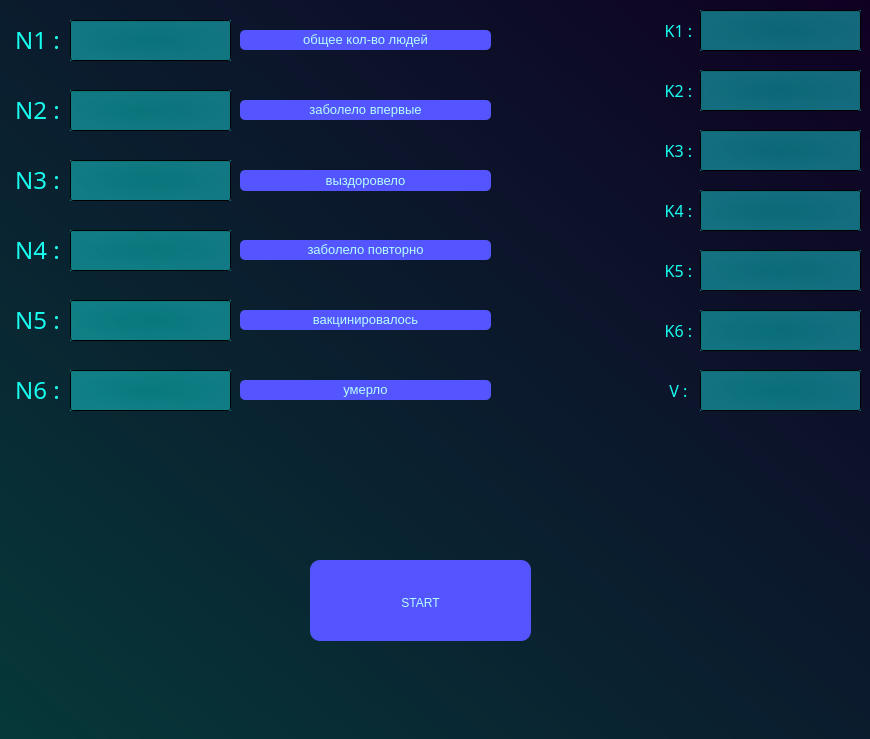
Before: the Qt Designer form window.ui in V-L-A-P-P/EpidemicSimulation, drawn with Qt 5.
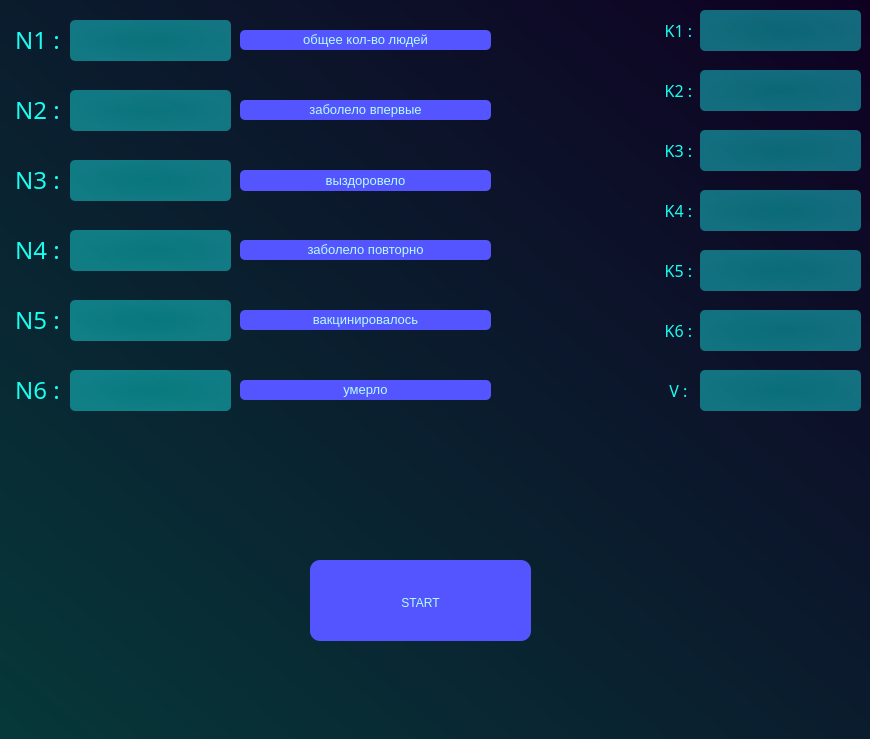
After: the same form once the commit is applied.

```diff
--- a/window.ui
+++ b/window.ui
@@ -73,7 +73,9 @@
     </property>
     <property name="styleSheet">
      <string notr="true">background-color: qradialgradient(spread:pad, cx:0.5, cy:0.5, radius:0.5, fx:0.5, fy:0.5, stop:0 rgba(7, 248, 240, 102), stop:1 rgba(27, 255, 255, 104));
-font: 14pt &quot;MS Shell Dlg 2&quot;;</string>
+font: 14pt &quot;MS Shell Dlg 2&quot;;
+color: rgb(0, 255, 255);
+border-radius: 5px</string>
     </property>
     <property name="text">
      <string/>
@@ -129,15 +131,21 @@
     </property>
     <property name="font">
      <font>
-      <family>Bahnschrift SemiLight</family>
-      <pointsize>16</pointsize>
+      <family>MS Shell Dlg 2</family>
+      <pointsize>14</pointsize>
+      <weight>50</weight>
+      <italic>false</italic>
+      <bold>false</bold>
      </font>
     </property>
     <property name="toolTip">
      <string>&lt;html&gt;&lt;head/&gt;&lt;body&gt;&lt;p align=&quot;center&quot;&gt;&lt;br/&gt;&lt;/p&gt;&lt;/body&gt;&lt;/html&gt;</string>
     </property>
     <property name="styleSheet">
-     <string notr="true">background-color: qradialgradient(spread:pad, cx:0.5, cy:0.5, radius:0.5, fx:0.5, fy:0.5, stop:0 rgba(7, 248, 240, 102), stop:1 rgba(27, 255, 255, 104));</string>
+     <string notr="true">background-color: qradialgradient(spread:pad, cx:0.5, cy:0.5, radius:0.5, fx:0.5, fy:0.5, stop:0 rgba(7, 248, 240, 102), stop:1 rgba(27, 255, 255, 104));
+font: 14pt &quot;MS Shell Dlg 2&quot;;
+color: rgb(0, 255, 255);
+border-radius: 5px</string>
     </property>
     <property name="text">
      <string/>
@@ -337,7 +345,9 @@
     </property>
     <property name="styleSheet">
      <string notr="true">background-color: qradialgradient(spread:pad, cx:0.5, cy:0.5, radius:0.5, fx:0.5, fy:0.5, stop:0 rgba(7, 248, 240, 102), stop:1 rgba(27, 255, 255, 104));
-font: 14pt &quot;MS Shell Dlg 2&quot;;</string>
+font: 14pt &quot;MS Shell Dlg 2&quot;;
+color: rgb(0, 255, 255);
+border-radius: 5px</string>
     </property>
     <property name="text">
      <string/>
@@ -372,7 +382,9 @@
     </property>
     <property name="styleSheet">
      <string notr="true">background-color: qradialgradient(spread:pad, cx:0.5, cy:0.5, radius:0.5, fx:0.5, fy:0.5, stop:0 rgba(7, 248, 240, 102), stop:1 rgba(27, 255, 255, 104));
-font: 14pt &quot;MS Shell Dlg 2&quot;;</string>
+font: 14pt &quot;MS Shell Dlg 2&quot;;
+color: rgb(0, 255, 255);
+border-radius: 5px</string>
     </property>
     <property name="text">
      <string/>
@@ -407,7 +419,9 @@
     </property>
     <property name="styleSheet">
      <string notr="true">background-color: qradialgradient(spread:pad, cx:0.5, cy:0.5, radius:0.5, fx:0.5, fy:0.5, stop:0 rgba(7, 248, 240, 102), stop:1 rgba(27, 255, 255, 104));
-font: 14pt &quot;MS Shell Dlg 2&quot;;</string>
+font: 14pt &quot;MS Shell Dlg 2&quot;;
+color: rgb(0, 255, 255);
+border-radius: 5px</string>
     </property>
     <property name="text">
      <string/>
@@ -442,7 +456,10 @@
     </property>
     <property name="styleSheet">
      <string notr="true">background-color: qradialgradient(spread:pad, cx:0.5, cy:0.5, radius:0.5, fx:0.5, fy:0.5, stop:0 rgba(7, 248, 240, 102), stop:1 rgba(27, 255, 255, 104));
-font: 14pt &quot;MS Shell Dlg 2&quot;;</string>
+font: 14pt &quot;MS Shell Dlg 2&quot;;
+color: rgb(0, 255, 255);
+border-radius: 5px
+</string>
     </property>
     <property name="text">
      <string/>
@@ -477,7 +494,9 @@
     </property>
     <property name="styleSheet">
      <string notr="true">background-color: qradialgradient(spread:pad, cx:0.5, cy:0.5, radius:0.5, fx:0.5, fy:0.5, stop:0 rgba(7, 248, 240, 102), stop:1 rgba(27, 255, 255, 104));
-font: 14pt &quot;MS Shell Dlg 2&quot;;</string>
+font: 14pt &quot;MS Shell Dlg 2&quot;;
+color: rgb(0, 255, 255);
+border-radius: 5px</string>
     </property>
     <property name="text">
      <string/>
@@ -611,7 +630,9 @@
     </property>
     <property name="styleSheet">
      <string notr="true">background-color: qradialgradient(spread:pad, cx:0.5, cy:0.5, radius:0.5, fx:0.5, fy:0.5, stop:0 rgba(7, 248, 240, 102), stop:1 rgba(27, 255, 255, 104));
-font: 14pt &quot;MS Shell Dlg 2&quot;;</string>
+font: 14pt &quot;MS Shell Dlg 2&quot;;
+color: rgb(0, 255, 255);
+border-radius: 5px</string>
     </property>
     <property name="text">
      <string/>
@@ -646,7 +667,9 @@
     </property>
     <property name="styleSheet">
      <string notr="true">background-color: qradialgradient(spread:pad, cx:0.5, cy:0.5, radius:0.5, fx:0.5, fy:0.5, stop:0 rgba(7, 248, 240, 102), stop:1 rgba(27, 255, 255, 104));
-font: 14pt &quot;MS Shell Dlg 2&quot;;</string>
+font: 14pt &quot;MS Shell Dlg 2&quot;;
+color: rgb(0, 255, 255);
+border-radius:5px</string>
     </property>
     <property name="text">
      <string/>
@@ -714,9 +737,9 @@
     </property>
     <property name="styleSheet">
      <string notr="true">background-color: qradialgradient(spread:pad, cx:0.5, cy:0.5, radius:0.5, fx:0.5, fy:0.5, stop:0 rgba(7, 248, 240, 102), stop:1 rgba(27, 255, 255, 104));
-color: rgb(167, 248, 255);
-border-color: rgb(255, 255, 255);
-font: 14pt &quot;MS Shell Dlg 2&quot;;</string>
+font: 14pt &quot;MS Shell Dlg 2&quot;;
+color: rgb(0, 255, 255);
+border-radius:5px</string>
     </property>
     <property name="text">
      <string/>
@@ -754,7 +777,10 @@
     </property>
     <property name="styleSheet">
      <string notr="true">background-color: qradialgradient(spread:pad, cx:0.5, cy:0.5, radius:0.5, fx:0.5, fy:0.5, stop:0 rgba(7, 248, 240, 102), stop:1 rgba(27, 255, 255, 104));
-font: 14pt &quot;MS Shell Dlg 2&quot;;</string>
+font: 14pt &quot;MS Shell Dlg 2&quot;;
+color: rgb(0, 255, 255);
+border:None;
+border-radius:5px</string>
     </property>
     <property name="text">
      <string/>
@@ -789,7 +815,9 @@
     </property>
     <property name="styleSheet">
      <string notr="true">background-color: qradialgradient(spread:pad, cx:0.5, cy:0.5, radius:0.5, fx:0.5, fy:0.5, stop:0 rgba(7, 248, 240, 102), stop:1 rgba(27, 255, 255, 104));
-font: 14pt &quot;MS Shell Dlg 2&quot;;</string>
+font: 14pt &quot;MS Shell Dlg 2&quot;;
+color: rgb(0, 255, 255);
+border-radius:5px</string>
     </property>
     <property name="text">
      <string/>
@@ -857,7 +885,9 @@
     </property>
     <property name="styleSheet">
      <string notr="true">background-color: qradialgradient(spread:pad, cx:0.5, cy:0.5, radius:0.5, fx:0.5, fy:0.5, stop:0 rgba(7, 248, 240, 102), stop:1 rgba(27, 255, 255, 104));
-font: 14pt &quot;MS Shell Dlg 2&quot;;</string>
+font: 14pt &quot;MS Shell Dlg 2&quot;;
+color: rgb(0, 255, 255);
+border-radius:5px</string>
     </property>
     <property name="text">
      <string/>
```
